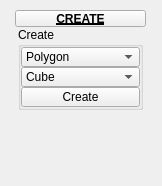
Qt form tentacle/ui/uiLevel_3/create.ui (m3trik/tentacle) before a commit.
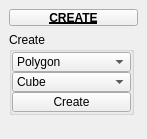
The same form after that commit. Custom widgets are drawn as their Qt base class.

What changed in the file:
```diff
--- a/tentacle/ui/uiLevel_3/create.ui
+++ b/tentacle/ui/uiLevel_3/create.ui
@@ -9,8 +9,8 @@
    <rect>
     <x>0</x>
     <y>0</y>
-    <width>162</width>
-    <height>186</height>
+    <width>147</width>
+    <height>139</height>
    </rect>
   </property>
   <property name="minimumSize">
@@ -38,20 +38,8 @@
    <set>QMainWindow::AllowNestedDocks|QMainWindow::AllowTabbedDocks|QMainWindow::AnimatedDocks|QMainWindow::ForceTabbedDocks</set>
   </property>
   <widget class="QWidget" name="mainWindow">
-   <widget class="QWidget" name="layoutWidget_2">
-    <property name="geometry">
-     <rect>
-      <x>15</x>
-      <y>10</y>
-      <width>131</width>
-      <height>146</height>
-     </rect>
-    </property>
-    <layout class="QGridLayout" name="gridLayout_2">
-     <property name="spacing">
-      <number>0</number>
-     </property>
-     <item row="0" column="1" colspan="2">
+   <layout class="QVBoxLayout" name="verticalLayout_2">
+    <item>
       <widget class="PushButtonDraggable" name="draggable_header">
        <property name="minimumSize">
         <size>
@@ -80,8 +68,6 @@
        </property>
       </widget>
      </item>
-     <item row="1" column="1" colspan="2">
-      <layout class="QHBoxLayout" name="horizontalLayout">
        <item>
         <layout class="QVBoxLayout" name="verticalLayout">
          <property name="spacing">
@@ -327,9 +313,6 @@
         </layout>
        </item>
       </layout>
-     </item>
-    </layout>
-   </widget>
   </widget>
  </widget>
  <customwidgets>
```
Lines whose indentation alone changed are shown as unchanged.
